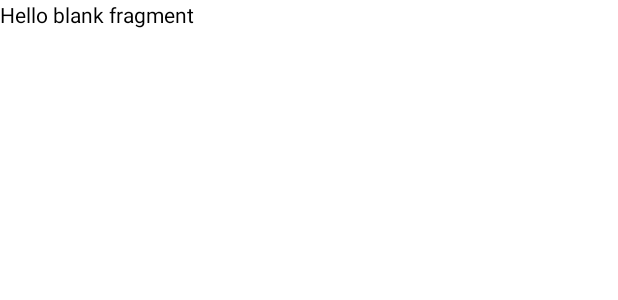
After one commit to inhandui/whatsappclone, an Android app: the layout fragment_conversas.xml on its own in the app's theme, with its tools: preview values and no code run, on a phone screen of 412 x 824 dp. The commit adds this screen. Shown: the top 300 px of the screen. Run offline under Robolectric (Android 15) with nearby library versions, the phone set to English and light mode, and no system bars.

Commit message:
Adding blank fragment.

```diff
--- a/app/src/main/res/layout/activity_main.xml
+++ b/app/src/main/res/layout/activity_main.xml
@@ -18,7 +18,7 @@
     </com.cursoandroid.whatsappclone.ui.SlidingTabLayout>
 
     <android:androidx.viewpager.widget.ViewPager
-        android:id="@+id/vp_page"
+        android:id="@+id/vp_pagina"
         layout_width="match_parent"
         layout_height="match_parent">
 
--- /dev/null
+++ b/app/src/main/res/layout/fragment_conversas.xml
@@ -0,0 +1,14 @@
+<?xml version="1.0" encoding="utf-8"?>
+<FrameLayout xmlns:android="http://schemas.android.com/apk/res/android"
+    xmlns:tools="http://schemas.android.com/tools"
+    android:layout_width="match_parent"
+    android:layout_height="match_parent"
+    tools:context=".fragment.ConversasFragment">
+
+    <!-- TODO: Update blank fragment layout -->
+    <TextView
+        android:layout_width="match_parent"
+        android:layout_height="match_parent"
+        android:text="@string/hello_blank_fragment" />
+
+</FrameLayout>
--- a/app/src/main/res/values/strings.xml
+++ b/app/src/main/res/values/strings.xml
@@ -29,4 +29,7 @@
     <string name="opcao_configuracao">Configurações</string>
     <string name="opcao_pesquisar">Pesquisar</string>
     <string name="opcao_adicionar">Adicionar</string>
+
+    <!-- TODO: Remove or change this placeholder text -->
+    <string name="hello_blank_fragment">Hello blank fragment</string>
 </resources>
```
Also changed, not shown: app/src/main/java/com/cursoandroid/whatsappclone/fragment/ConversasFragment.java (added, +32 -0 lines).
